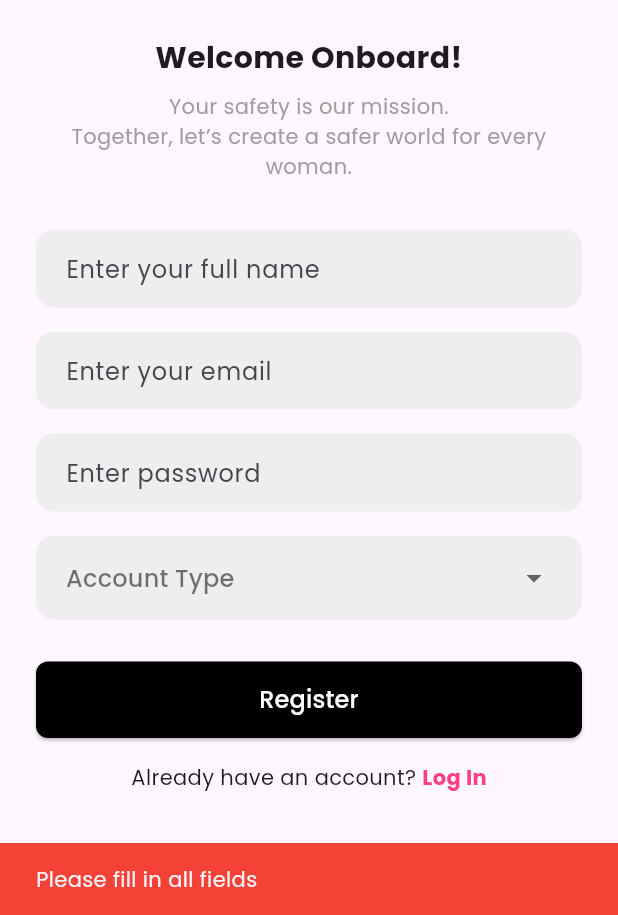
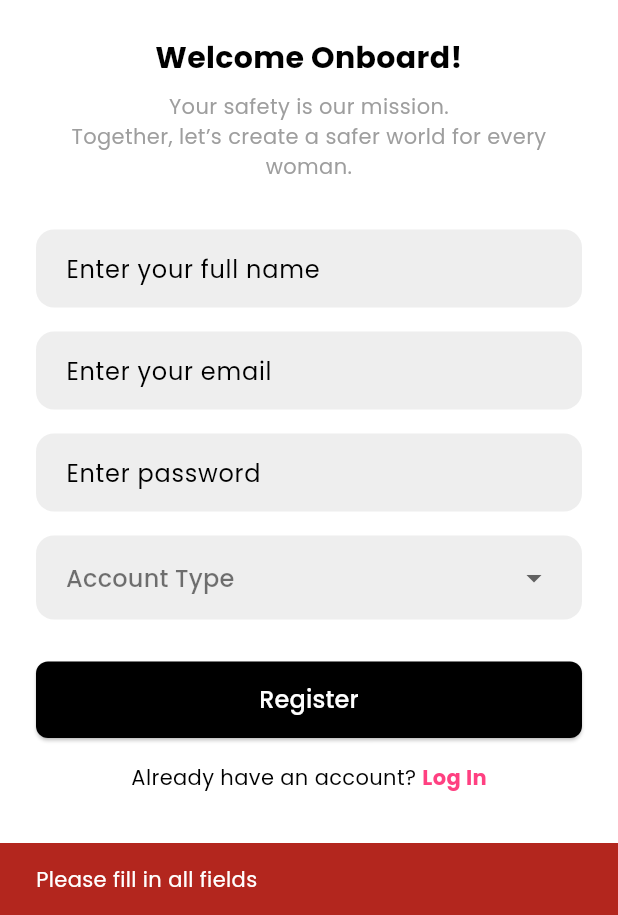
Before and after one commit to yumyum-web/ai_guardian, a Flutter app: the SignUpScreen screen opened directly, after a tap on "Register", on a phone screen of 412 x 824 dp, the part 321-1236 px from its top. Run offline on Flutter 3.47's test engine with Material 3 defaults, Android fonts, the phone set to English and light mode, and no system bars; our stand-ins replace cached_network_image, cloud_firestore, firebase_auth, firebase_core, google_fonts, shared_preferences; accounts and stored records are empty.

Commit message:
feat: Define custom color scheme and apply it to the application theme
This commit introduces a custom color scheme for the application, defining various color roles, and applies it to the application's theme. The changes include:

-   **Color Scheme Definition:**
    -   Defined a custom `colorScheme` in `lib/main.dart`, specifying colors for `background`, `onBackground`, `primary`, `onPrimary`, `secondary`, `onSecondary`, `tertiary`, `onTertiary`, `surface`, `onSurface`, `error` and `onError`.
    -   Defined constants for: `textColor`, `backgroundColor`, `primaryColor`, `primaryFgColor`, `secondaryColor`, `secondaryFgColor`, `accentColor`, and `accentFgColor`.
-   **Theme Application:**
    -   Updated the `MaterialApp`'s `theme` in `lib/main.dart` to use the newly defined `colorScheme` instead of `primarySwatch: Colors.pink`.
-   **Error Message color:**
    - Updated the `SnackBar` background color in the `_showErrorMessage` method of the `LoginScreen` to use `Theme.of(context).colorScheme.error`.
    - Updated the `SnackBar` background color in the `_showErrorMessage` method of the `SignupScreen` to use `Theme.of(context).colorScheme.error`.

```diff
--- a/lib/main.dart
+++ b/lib/main.dart
@@ -3,6 +3,29 @@ import 'package:ai_guardian/screens/splash_screen.dart';
 import 'package:firebase_core/firebase_core.dart';
 import 'package:flutter/material.dart';
 import 'package:google_fonts/google_fonts.dart';
+
+const textColor = Color(0xFF000000);
+const backgroundColor = Color(0xFFffffff);
+const primaryColor = Color(0xFFff4cb7);
+const primaryFgColor = Color(0xFF000000);
+const secondaryColor = Color(0xFFdedcff);
+const secondaryFgColor = Color(0xFF000000);
+const accentColor = Color(0xFFff21a5);
+const accentFgColor = Color(0xFF000000);
+
+const colorScheme = ColorScheme(
+  brightness: Brightness.light,
+  primary: primaryColor,
+  onPrimary: primaryFgColor,
+  secondary: secondaryColor,
+  onSecondary: secondaryFgColor,
+  tertiary: accentColor,
+  onTertiary: accentFgColor,
+  surface: backgroundColor,
+  onSurface: textColor,
+  error: Brightness.light == Brightness.light ? Color(0xffB3261E) : Color(0xffF2B8B5),
+  onError: Brightness.light == Brightness.light ? Color(0xffFFFFFF) : Color(0xff601410),
+);
 
 void main() async {
   WidgetsFlutterBinding.ensureInitialized();
@@ -16,7 +39,7 @@ class MyApp extends StatelessWidget {
     return MaterialApp(
       title: 'AI Guardian',
       theme: ThemeData(
-        primarySwatch: Colors.pink,
+        colorScheme: colorScheme,
         fontFamily: GoogleFonts.poppins().fontFamily,
       ),
       home: SplashScreen(),
--- a/lib/screens/login_screen.dart
+++ b/lib/screens/login_screen.dart
@@ -148,7 +148,7 @@ class _LoginScreenState extends State<LoginScreen> {
 
   void _showErrorMessage(String message) {
     ScaffoldMessenger.of(context).showSnackBar(
-      SnackBar(content: Text(message), backgroundColor: Colors.red),
+      SnackBar(content: Text(message), backgroundColor: Theme.of(context).colorScheme.error),
     );
   }
 
--- a/lib/screens/signup_screen.dart
+++ b/lib/screens/signup_screen.dart
@@ -231,7 +231,10 @@ class _SignUpScreenState extends State<SignUpScreen> {
 
   void _showErrorMessage(String message) {
     ScaffoldMessenger.of(context).showSnackBar(
-      SnackBar(content: Text(message), backgroundColor: Colors.red),
+      SnackBar(
+        content: Text(message),
+        backgroundColor: Theme.of(context).colorScheme.error,
+      ),
     );
   }
 
```
